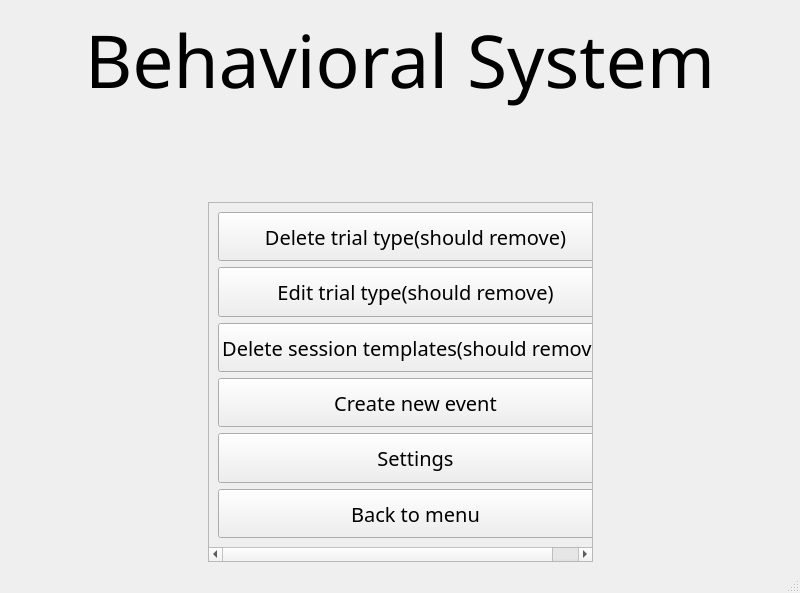
This is UI/system_main_plus.ui in KehatSudri/Behavior_System2.0 as Qt 5 draws it before an edit. The edited form follows.
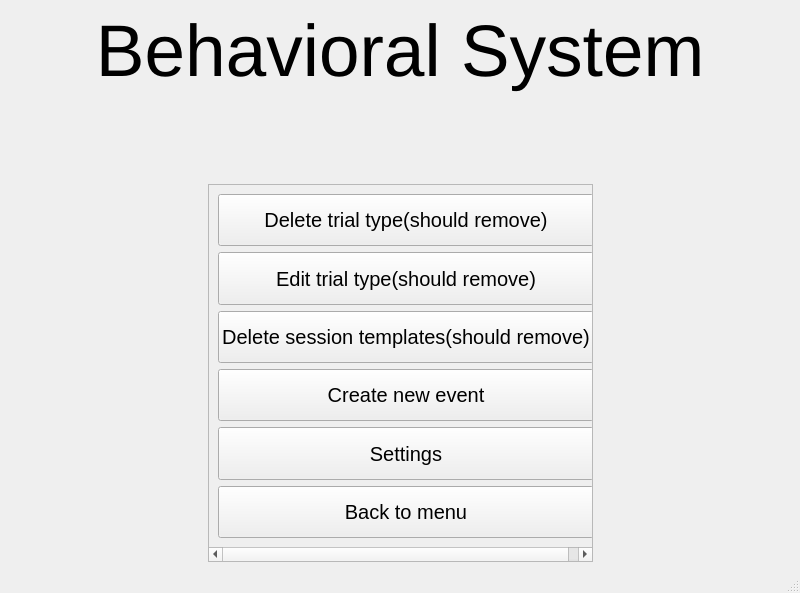
This is the edited form.

Commit message: chage font from Gabriola to Arial

Patch:
```diff
--- a/UI/system_main_plus.ui
+++ b/UI/system_main_plus.ui
@@ -12,7 +12,7 @@
   </property>
   <property name="font">
    <font>
-    <family>David</family>
+    <family>Arial</family>
    </font>
   </property>
   <property name="windowTitle">
@@ -26,7 +26,7 @@
        <widget class="QScrollArea" name="scrollArea">
         <property name="font">
          <font>
-          <family>Gabriola</family>
+          <family>Arial</family>
           <pointsize>15</pointsize>
          </font>
         </property>
@@ -53,7 +53,7 @@
             </property>
             <property name="font">
              <font>
-              <family>David</family>
+              <family>Arial</family>
              </font>
             </property>
             <property name="text">
@@ -71,7 +71,7 @@
             </property>
             <property name="font">
              <font>
-              <family>David</family>
+              <family>Arial</family>
              </font>
             </property>
             <property name="text">
@@ -89,7 +89,7 @@
             </property>
             <property name="font">
              <font>
-              <family>David</family>
+              <family>Arial</family>
              </font>
             </property>
             <property name="text">
@@ -107,7 +107,7 @@
             </property>
             <property name="font">
              <font>
-              <family>David</family>
+              <family>Arial</family>
              </font>
             </property>
             <property name="text">
@@ -125,7 +125,7 @@
             </property>
             <property name="font">
              <font>
-              <family>David</family>
+              <family>Arial</family>
              </font>
             </property>
             <property name="text">
@@ -143,7 +143,7 @@
             </property>
             <property name="font">
              <font>
-              <family>David</family>
+              <family>Arial</family>
              </font>
             </property>
             <property name="text">
@@ -183,7 +183,7 @@
         </property>
         <property name="font">
          <font>
-          <family>David</family>
+          <family>Arial</family>
           <pointsize>55</pointsize>
           <weight>50</weight>
           <italic>false</italic>
@@ -268,7 +268,7 @@
         </property>
         <property name="font">
          <font>
-          <family>David</family>
+          <family>Arial</family>
           <pointsize>30</pointsize>
           <weight>50</weight>
           <italic>false</italic>
```
Left out of the diff: 4 changed lines with no effect on the pictures. The commit also changes 25 other files.
